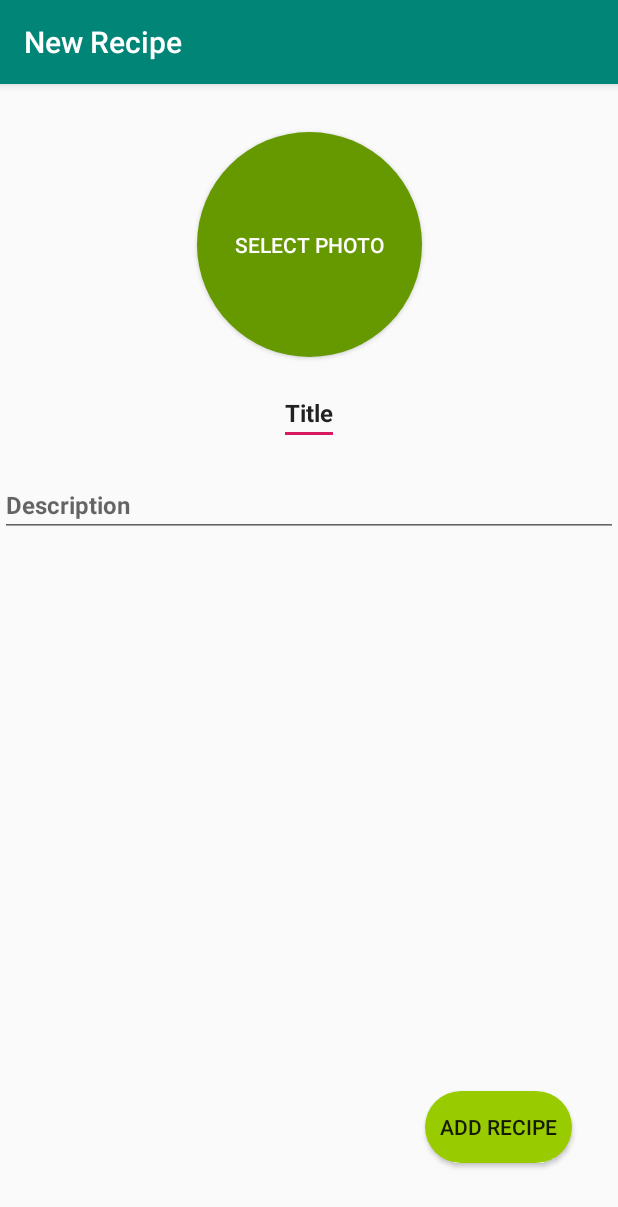
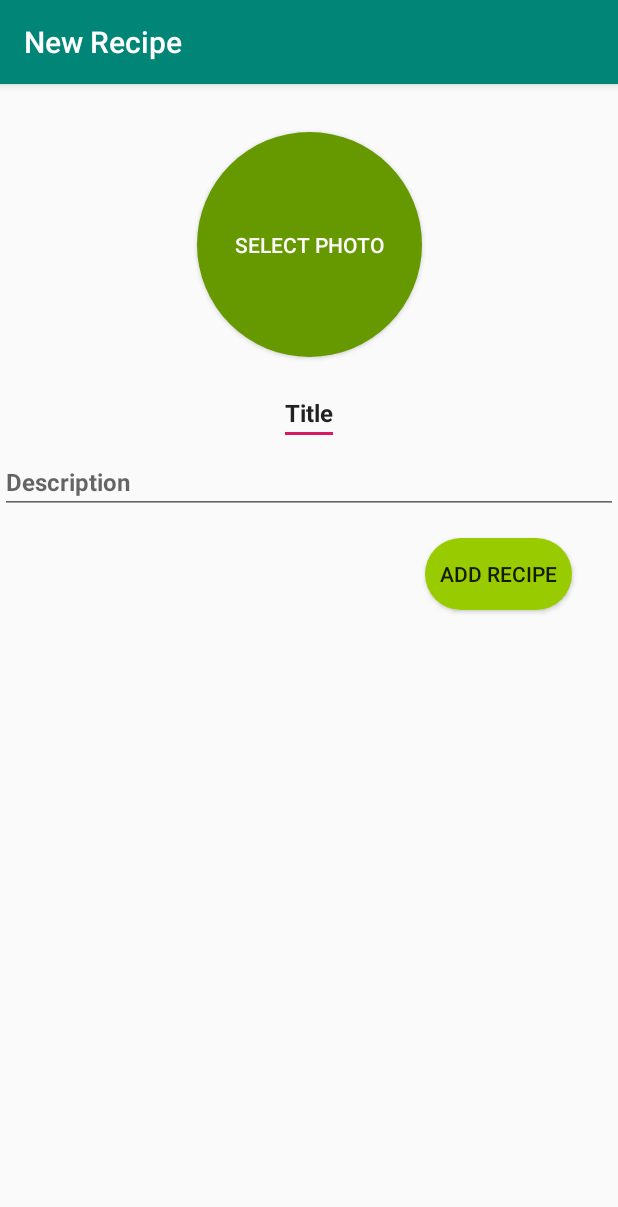
Before and after one commit to Mariusrb/Mobilprogrammering_Prosjekt, an Android app: the NewRecipe screen opened directly, with no data from a screen before it, on a phone screen of 412 x 824 dp. Shown: the top 1207 px of the screen. Run offline under Robolectric (Android 15) with nearby library versions, the phone set to English and light mode, and no system bars; our stand-ins replace Firebase (no records; nobody signed in at launch, a user with empty details on screens opened directly).

Commit message:
Prepared the app for demo

```diff
--- a/app/build.gradle
+++ b/app/build.gradle
@@ -47,6 +47,7 @@ dependencies {
     implementation "com.xwray:groupie:2.1.0"
     implementation "com.xwray:groupie-kotlin-android-extensions:2.7.0"
     implementation 'com.squareup.picasso:picasso:2.71828'
+    implementation 'com.facebook.android:facebook-share:[5,6)'
 }
 
 apply plugin: "androidx.navigation.safeargs.kotlin"
--- a/app/src/main/AndroidManifest.xml
+++ b/app/src/main/AndroidManifest.xml
@@ -38,6 +38,10 @@
             </intent-filter>
         </activity>
         <activity android:name=".Login.LoginScreen" />
+
+        <provider android:authorities="com.facebook.app.FacebookContentProvider{APP_ID}"
+            android:name="com.facebook.FacebookContentProvider"
+            android:exported="true"/>
     </application>
 
 </manifest>
--- a/app/src/main/res/layout/activity_google_search.xml
+++ b/app/src/main/res/layout/activity_google_search.xml
@@ -27,6 +27,7 @@
         android:layout_height="wrap_content"
         android:onClick="googleSearch"
         android:text="Search"
+        android:background="@drawable/rounded_image_button"
         app:layout_constraintBottom_toBottomOf="parent"
         app:layout_constraintEnd_toEndOf="parent"
         app:layout_constraintHorizontal_bias="0.498"
@@ -40,6 +41,7 @@
         android:layout_height="wrap_content"
         android:layout_marginTop="108dp"
         android:text="Google Search Bar"
+        android:textColor="@android:color/holo_red_light"
         android:textSize="36sp"
         app:layout_constraintEnd_toEndOf="parent"
         app:layout_constraintHorizontal_bias="0.495"
--- a/app/src/main/res/layout/activity_new_recipe.xml
+++ b/app/src/main/res/layout/activity_new_recipe.xml
@@ -1,7 +1,13 @@
 <?xml version="1.0" encoding="utf-8"?>
-<androidx.constraintlayout.widget.ConstraintLayout xmlns:android="http://schemas.android.com/apk/res/android"
+
+<ScrollView
+    xmlns:android="http://schemas.android.com/apk/res/android"
     xmlns:app="http://schemas.android.com/apk/res-auto"
     xmlns:tools="http://schemas.android.com/tools"
+    android:layout_height="match_parent"
+    android:layout_width="match_parent">
+
+<androidx.constraintlayout.widget.ConstraintLayout
     android:layout_width="match_parent"
     android:layout_height="match_parent"
     tools:context=".Screens.NewRecipe">
@@ -43,6 +49,7 @@
         android:id="@+id/newRecipeSaveButton"
         android:layout_width="wrap_content"
         android:layout_height="wrap_content"
+        android:layout_marginTop="16dp"
         android:layout_marginEnd="16dp"
         android:layout_marginBottom="16dp"
         android:background="@drawable/new_recipe_rounded_button"
@@ -52,8 +59,7 @@
         app:layout_constraintEnd_toEndOf="parent"
         app:layout_constraintHorizontal_bias="0.95"
         app:layout_constraintStart_toStartOf="parent"
-        app:layout_constraintTop_toTopOf="parent"
-        app:layout_constraintVertical_bias="0.954" />
+        app:layout_constraintTop_toBottomOf="@+id/newRecipeDescriptionText" />
 
     <Button
         android:id="@+id/selectphoto_button"
@@ -68,3 +74,4 @@
         app:layout_constraintTop_toTopOf="parent" />
 
 </androidx.constraintlayout.widget.ConstraintLayout>
+</ScrollView>
--- a/build.gradle
+++ b/build.gradle
@@ -23,6 +23,7 @@ allprojects {
     repositories {
         google()
         jcenter()
+        mavenCentral()
 
     }
 }
```
Also changed, not shown: app/src/main/java/no/hiof/mariusrb/minkokebok/Screens/RecipeDetail.kt (+11 -0 lines), app/src/main/res/layout/activity_edit_recipe.xml (+14 -7 lines), app/src/main/res/layout/activity_recipe_detail.xml (+29 -8 lines), app/src/main/res/layout/recipe_row.xml (+7 -6 lines).
